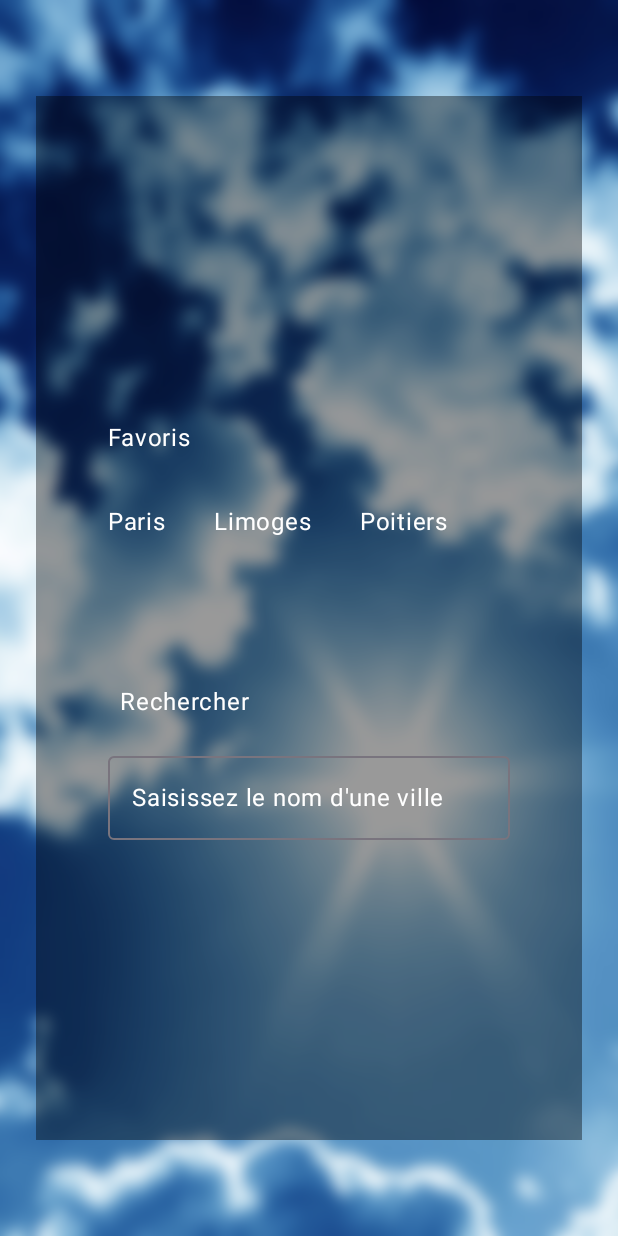
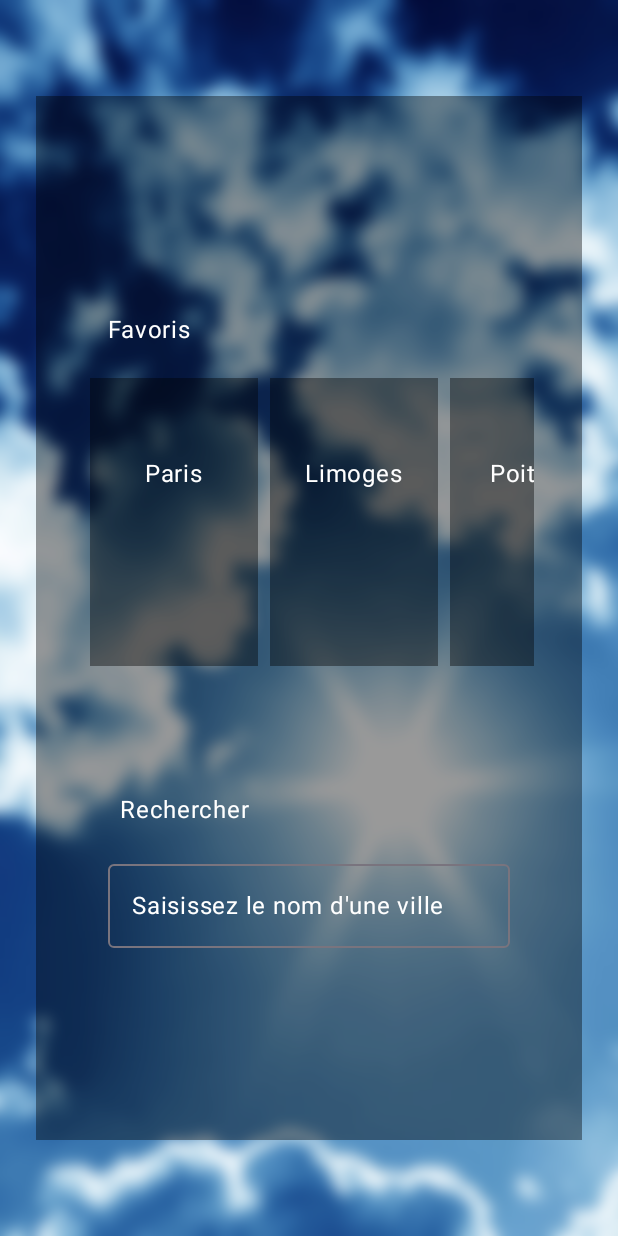
Before and after one commit to ArkAow/App-R4.11-Kotlin, an Android app built with Jetpack Compose: the screen it shows after launch (MainActivity), on a phone screen of 412 x 824 dp. Run offline under Robolectric (Android 15) with nearby library versions, the phone set to English and light mode, and no system bars.

Commit message:
changement taille favoris

```diff
--- a/androidWeatherApp/src/main/java/fr/unilim/weatherapplication/android/MainActivity.kt
+++ b/androidWeatherApp/src/main/java/fr/unilim/weatherapplication/android/MainActivity.kt
@@ -76,7 +76,7 @@ fun WeatherApp() {
                     Column(modifier = Modifier.padding(16.dp)) {
                         // Section des favoris
                         FavoriteCitiesSection(
-                            cities = listOf("Paris", "Limoges", "Poitiers"),
+                            cities = listOf("Paris", "Limoges", "Poitiers", "Fleuré", "Nieuil"),
                             onCityClicked = { }
                         )
 
@@ -144,16 +144,19 @@ fun SearchCitySection() {
 
 @Composable
 fun FavoriteCityItem(cityName: String, onCityClicked: (String) -> Unit) {
-    Row(
+    Box(
         modifier = Modifier
-            .fillMaxWidth()
-            .padding(16.dp)
-            .clickable { onCityClicked(cityName) },
-        verticalAlignment = Alignment.CenterVertically
+            .size(120.dp, 200.dp)
+            .padding(4.dp)
+            .clickable { onCityClicked(cityName) }
+            .background(Color.Black.copy(alpha = 0.4f)),
+        contentAlignment = Alignment.Center
     ) {
         Text(
             text = cityName,
-            color = Color.White
+            color = Color.White,
+            modifier = Modifier
+                .padding(bottom = 64.dp)
         )
     }
 }
```
